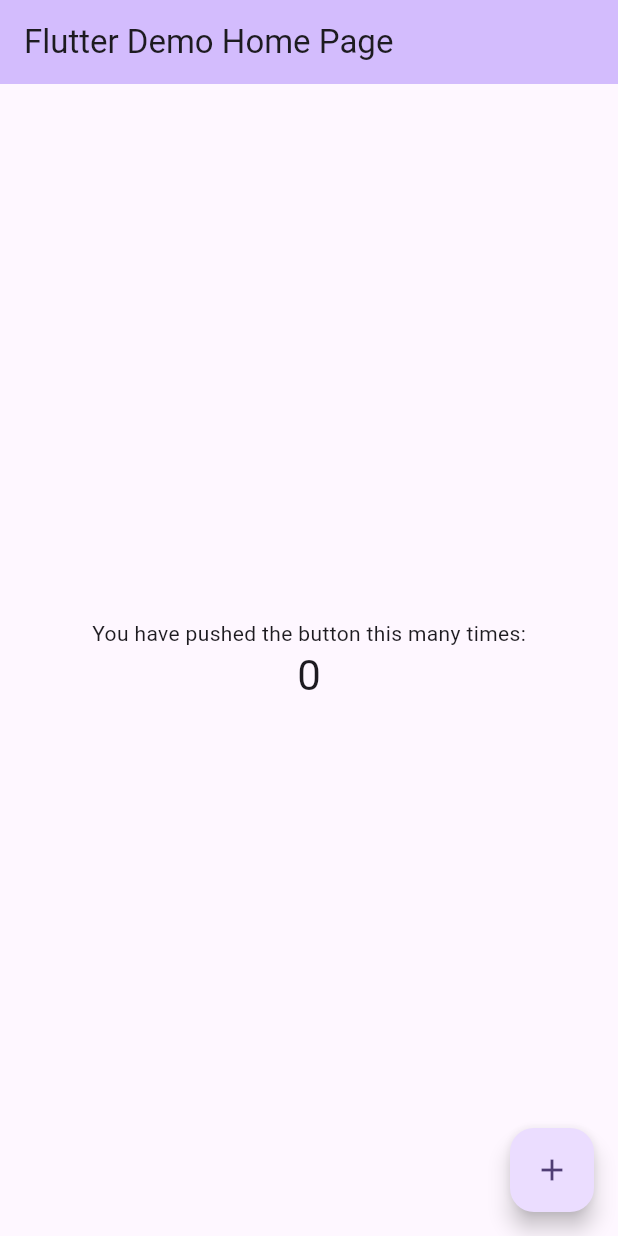
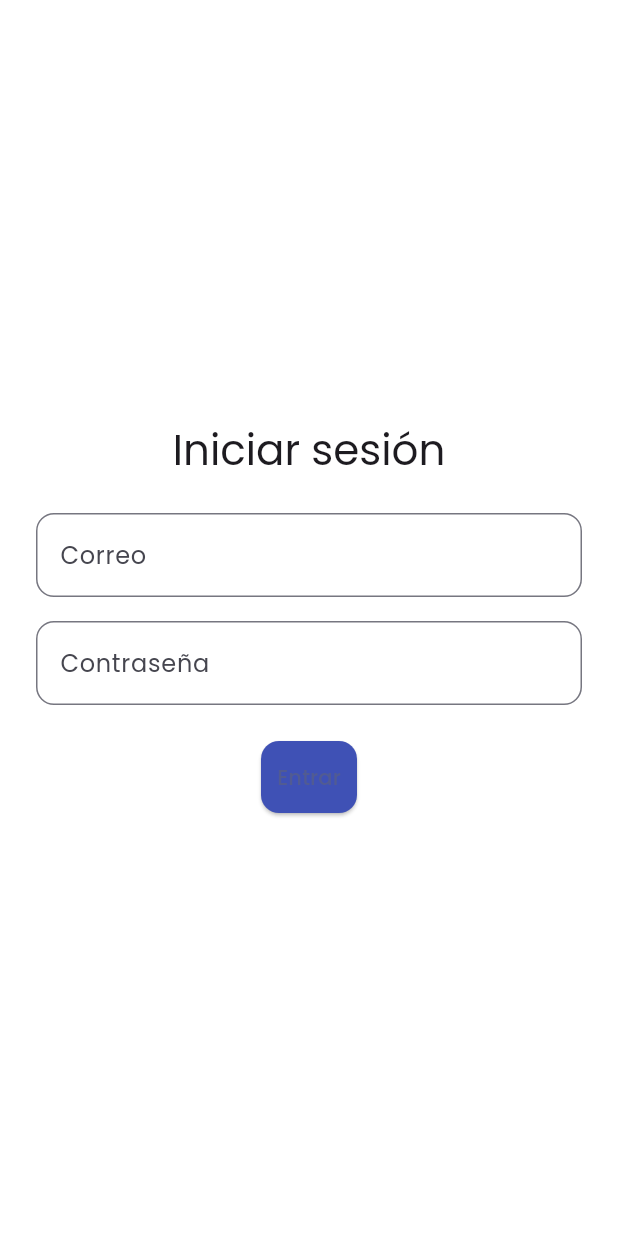
Before and after one commit to gustavitoo/habitsApp-frontend, a Flutter app: the screen it shows after launch, on a phone screen of 412 x 824 dp. Run offline on Flutter 3.47's test engine with Material 3 defaults, Android fonts, the phone set to English and light mode, and no system bars; our stand-ins replace google_fonts.

Commit message:
feat: Implement login functionality and enhance project structure

```diff
--- /dev/null
+++ b/lib/core/theme.dart
@@ -0,0 +1,26 @@
+import 'package:flutter/material.dart';
+import 'package:google_fonts/google_fonts.dart';
+
+class AppTheme {
+  static ThemeData get lightTheme {
+    return ThemeData(
+      colorScheme: ColorScheme.fromSeed(seedColor: Colors.indigo),
+      textTheme: GoogleFonts.poppinsTextTheme(),
+      scaffoldBackgroundColor: Colors.white,
+      inputDecorationTheme: InputDecorationTheme(
+        border: OutlineInputBorder(
+          borderRadius: BorderRadius.circular(12),
+        ),
+      ),
+      elevatedButtonTheme: ElevatedButtonThemeData(
+        style: ElevatedButton.styleFrom(
+          backgroundColor: Colors.indigo,
+          shape: RoundedRectangleBorder(
+            borderRadius: BorderRadius.circular(12),
+          ),
+          padding: const EdgeInsets.symmetric(vertical: 14),
+        ),
+      ),
+    );
+  }
+}
--- a/lib/main.dart
+++ b/lib/main.dart
@@ -1,122 +1,21 @@
 import 'package:flutter/material.dart';
+import 'core/theme.dart';
+import 'presentation/screens/login_screen.dart';
 
 void main() {
-  runApp(const MyApp());
+  runApp(const HabitsApp());
 }
 
-class MyApp extends StatelessWidget {
-  const MyApp({super.key});
+class HabitsApp extends StatelessWidget {
+  const HabitsApp({super.key});
 
-  // This widget is the root of your application.
   @override
   Widget build(BuildContext context) {
     return MaterialApp(
-      title: 'Flutter Demo',
-      theme: ThemeData(
-        // This is the theme of your application.
-        //
-        // TRY THIS: Try running your application with "flutter run". You'll see
-        // the application has a purple toolbar. Then, without quitting the app,
-        // try changing the seedColor in the colorScheme below to Colors.green
-        // and then invoke "hot reload" (save your changes or press the "hot
-        // reload" button in a Flutter-supported IDE, or press "r" if you used
-        // the command line to start the app).
-        //
-        // Notice that the counter didn't reset back to zero; the application
-        // state is not lost during the reload. To reset the state, use hot
-        // restart instead.
-        //
-        // This works for code too, not just values: Most code changes can be
-        // tested with just a hot reload.
-        colorScheme: ColorScheme.fromSeed(seedColor: Colors.deepPurple),
-      ),
-      home: const MyHomePage(title: 'Flutter Demo Home Page'),
+      title: 'Habits App',
+      theme: AppTheme.lightTheme,
+      debugShowCheckedModeBanner: false,
+      home: const LoginScreen(),
     );
   }
 }
-
-class MyHomePage extends StatefulWidget {
-  const MyHomePage({super.key, required this.title});
-
-  // This widget is the home page of your application. It is stateful, meaning
-  // that it has a State object (defined below) that contains fields that affect
-  // how it looks.
-
-  // This class is the configuration for the state. It holds the values (in this
-  // case the title) provided by the parent (in this case the App widget) and
-  // used by the build method of the State. Fields in a Widget subclass are
-  // always marked "final".
-
-  final String title;
-
-  @override
-  State<MyHomePage> createState() => _MyHomePageState();
-}
-
-class _MyHomePageState extends State<MyHomePage> {
-  int _counter = 0;
-
-  void _incrementCounter() {
-    setState(() {
-      // This call to setState tells the Flutter framework that something has
-      // changed in this State, which causes it to rerun the build method below
-      // so that the display can reflect the updated values. If we changed
-      // _counter without calling setState(), then the build method would not be
-      // called again, and so nothing would appear to happen.
-      _counter++;
-    });
-  }
-
-  @override
-  Widget build(BuildContext context) {
-    // This method is rerun every time setState is called, for instance as done
-    // by the _incrementCounter method above.
-    //
-    // The Flutter framework has been optimized to make rerunning build methods
-    // fast, so that you can just rebuild anything that needs updating rather
-    // than having to individually change instances of widgets.
-    return Scaffold(
-      appBar: AppBar(
-        // TRY THIS: Try changing the color here to a specific color (to
-        // Colors.amber, perhaps?) and trigger a hot reload to see the AppBar
-        // change color while the other colors stay the same.
-        backgroundColor: Theme.of(context).colorScheme.inversePrimary,
-        // Here we take the value from the MyHomePage object that was created by
-        // the App.build method, and use it to set our appbar title.
-        title: Text(widget.title),
-      ),
-      body: Center(
-        // Center is a layout widget. It takes a single child and positions it
-        // in the middle of the parent.
-        child: Column(
-          // Column is also a layout widget. It takes a list of children and
-          // arranges them vertically. By default, it sizes itself to fit its
-          // children horizontally, and tries to be as tall as its parent.
-          //
-          // Column has various properties to control how it sizes itself and
-          // how it positions its children. Here we use mainAxisAlignment to
-          // center the children vertically; the main axis here is the vertical
-          // axis because Columns are vertical (the cross axis would be
-          // horizontal).
-          //
-          // TRY THIS: Invoke "debug painting" (choose the "Toggle Debug Paint"
-          // action in the IDE, or press "p" in the console), to see the
-          // wireframe for each widget.
-          mainAxisAlignment: MainAxisAlignment.center,
-          children: <Widget>[
-            const Text('You have pushed the button this many times:'),
-            Text(
-              '$_counter',
-              style: Theme.of(context).textTheme.headlineMedium,
-            ),
-          ],
-        ),
-      ),
-      floatingActionButton: FloatingActionButton(
-        onPressed: _incrementCounter,
-        tooltip: 'Increment',
-        child: const Icon(Icons.add),
-      ), // This trailing comma makes auto-formatting nicer for build methods.
-    );
-  }
-}
--- /dev/null
+++ b/lib/presentation/screens/login_screen.dart
@@ -0,0 +1,72 @@
+import 'package:flutter/material.dart';
+import 'package:habits_app/data/api_service.dart';
+
+class LoginScreen extends StatefulWidget {
+  const LoginScreen({super.key});
+
+  @override
+  State<LoginScreen> createState() => _LoginScreenState();
+}
+
+class _LoginScreenState extends State<LoginScreen> {
+  final _emailController = TextEditingController();
+  final _passwordController = TextEditingController();
+  bool isLoading = false;
+
+  final api = ApiService();
+
+  void _login() async {
+    setState(() => isLoading = true);
+    try {
+      final response = await api.login(
+        _emailController.text.trim(),
+        _passwordController.text.trim(),
+      );
+      ScaffoldMessenger.of(context).showSnackBar(
+        SnackBar(content: Text('Bienvenido: ${response['message']}')),
+      );
+    } catch (e) {
+      ScaffoldMessenger.of(context).showSnackBar(
+        SnackBar(content: Text(e.toString())),
+      );
+    } finally {
+      setState(() => isLoading = false);
+    }
+  }
+
+  @override
+  Widget build(BuildContext context) {
+    return Scaffold(
+      body: Padding(
+        padding: const EdgeInsets.all(24),
+        child: Center(
+          child: Column(
+            mainAxisSize: MainAxisSize.min,
+            children: [
+              Text('Iniciar sesión',
+                  style: Theme.of(context).textTheme.headlineMedium),
+              const SizedBox(height: 24),
+              TextField(
+                controller: _emailController,
+                decoration: const InputDecoration(labelText: 'Correo'),
+              ),
+              const SizedBox(height: 16),
+              TextField(
+                controller: _passwordController,
+                decoration: const InputDecoration(labelText: 'Contraseña'),
+                obscureText: true,
+              ),
+              const SizedBox(height: 24),
+              isLoading
+                  ? const CircularProgressIndicator()
+                  : ElevatedButton(
+                      onPressed: _login,
+                      child: const Text('Entrar'),
+                    ),
+            ],
+          ),
+        ),
+      ),
+    );
+  }
+}
--- a/pubspec.yaml
+++ b/pubspec.yaml
@@ -45,6 +45,11 @@ dev_dependencies:
   # package. See that file for information about deactivating specific lint
   # rules and activating additional ones.
   flutter_lints: ^5.0.0
+  http: ^1.1.0               # Para conectar con tu API Gateway
+  provider: ^6.1.2           # Gestión simple de estado
+  google_fonts: ^6.2.1       # Tipografías modernas
+  flutter_spinkit: ^5.2.2    # Animaciones de carga
+  shared_preferences: ^2.2.3 # Guardar token JWT localmente
 
 # For information on the generic Dart part of this file, see the
 # following page: https://dart.dev/tools/pub/pubspec
```
Also changed, not shown: lib/data/api_service.dart (added, +38 -0 lines), pubspec.lock, 3 other files.
